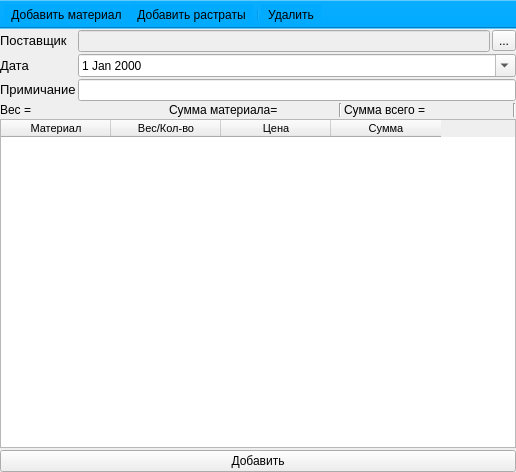
Before: the Qt Designer form ui/add_material.ui in Meller008/CRM-Avi, drawn with Qt 5.
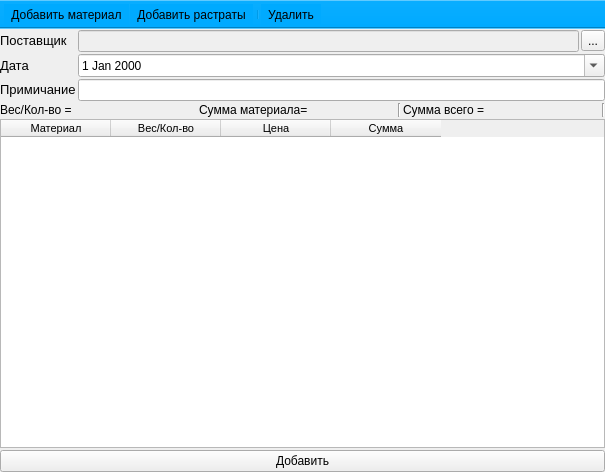
After: the same form once the commit is applied.

Diff of the .ui file:
```diff
--- a/ui/add_material.ui
+++ b/ui/add_material.ui
@@ -6,7 +6,7 @@
    <rect>
     <x>0</x>
     <y>0</y>
-    <width>516</width>
+    <width>605</width>
     <height>472</height>
    </rect>
   </property>
@@ -14,6 +14,9 @@
    <string>Новый приход</string>
   </property>
   <widget class="QWidget" name="centralwidget">
+   <property name="enabled">
+    <bool>true</bool>
+   </property>
    <layout class="QGridLayout" name="gridLayout">
     <property name="leftMargin">
      <number>0</number>
@@ -73,7 +76,7 @@
       <item>
        <widget class="QLabel" name="la_sum_weight_3">
         <property name="text">
-         <string>&lt;html&gt;&lt;head/&gt;&lt;body&gt;&lt;p&gt;Вес = &lt;/p&gt;&lt;/body&gt;&lt;/html&gt;</string>
+         <string>&lt;html&gt;&lt;head/&gt;&lt;body&gt;&lt;p&gt;Вес/Кол-во = &lt;/p&gt;&lt;/body&gt;&lt;/html&gt;</string>
         </property>
        </widget>
       </item>
```
Left out of the diff: 43 changed lines with no effect on the pictures.
